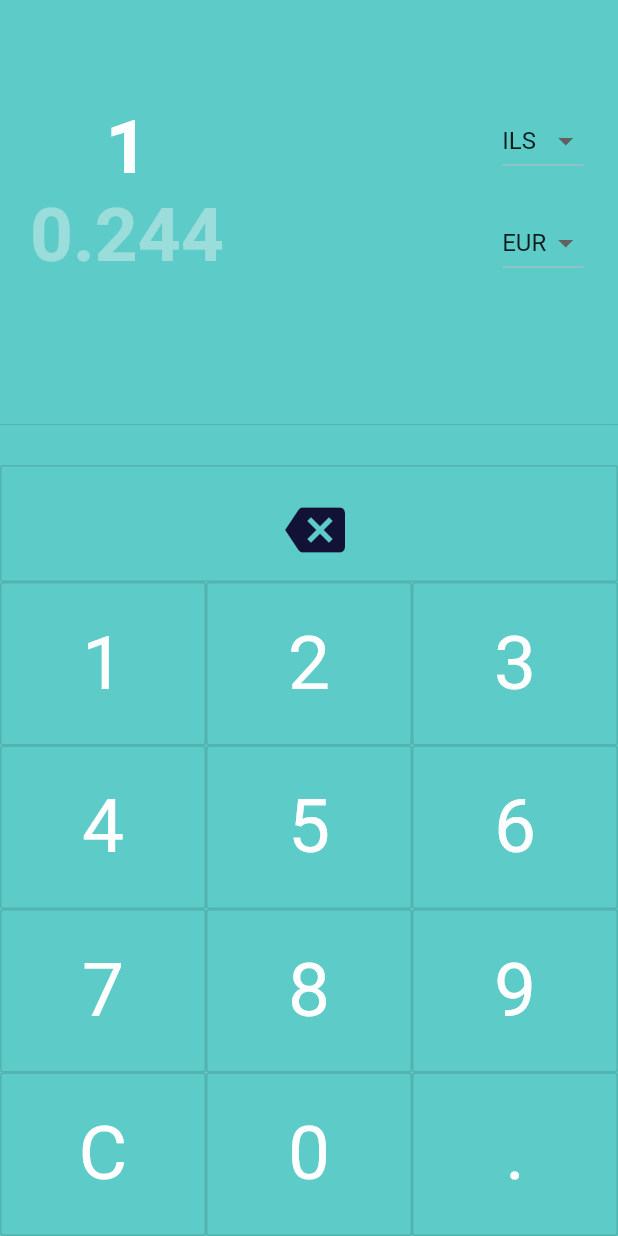
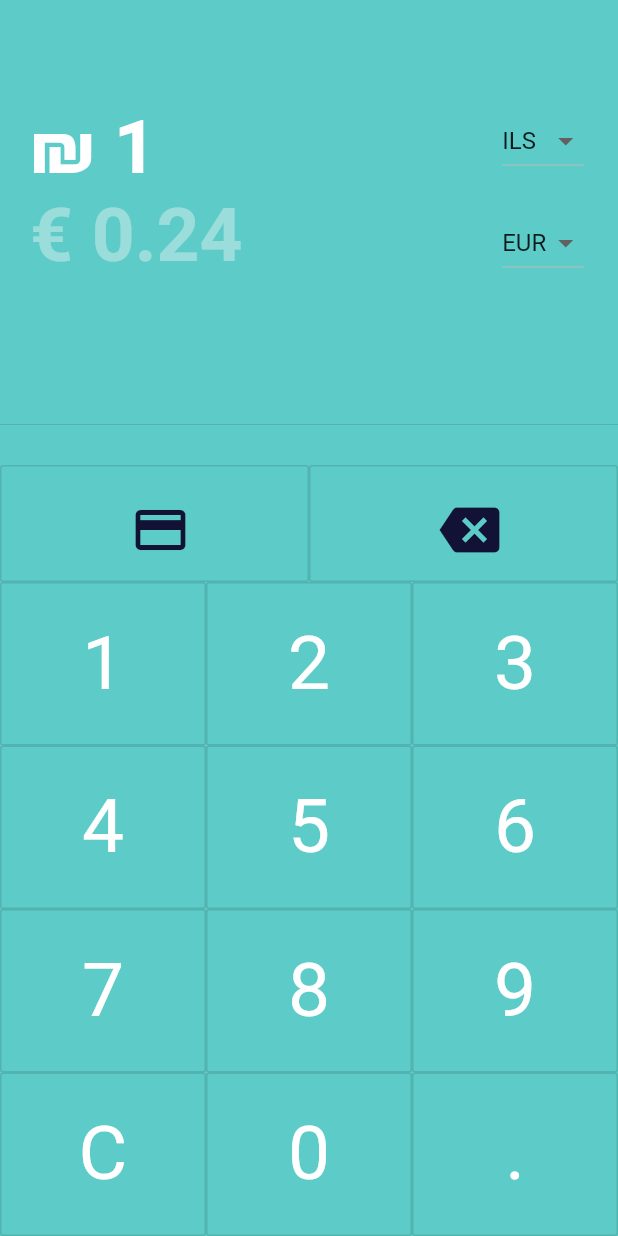
Before and after one commit to agnoam/finance_manager_max, a Flutter app: the Calc screen opened directly, after a tap on an icon or button, on a phone screen of 412 x 824 dp. Run offline on Flutter 3.47's test engine with Material 2 defaults, Android fonts, the phone set to English and light mode, and no system bars; our stand-ins replace email_validator, flutter_credit_card, font_awesome_flutter, shared_preferences; missing offline and left inert: dart:ffi, progress_hud; accounts and stored records are empty.

Commit message:
calc working, cards page colorful now, card info page has more optionality with added buttons, send money page almost done

```diff
--- a/lib/pages/calc.page.dart
+++ b/lib/pages/calc.page.dart
@@ -1,5 +1,7 @@
 import 'package:finance_manager/utils/flutter_ui_utils.dart';
 import 'package:flutter/material.dart';
+
+import 'cards.page.dart';
 
 class Calc extends StatefulWidget {
   @override
@@ -26,7 +28,8 @@ class _CalcState extends State<Calc> {
   String _output = "0";
   double num1 = 0.0;
   double num2 = 0.0;
-  String operand = "";
+  String operandFrom = "";
+  String operandTo = "";
 
   List<Currencies> _currencies = Currencies.getCurrencies();
   List<DropdownMenuItem<Currencies>> _dropItems;
@@ -59,16 +62,37 @@ class _CalcState extends State<Calc> {
 
   valueChange() {
     if(_output.length > 0 && double.parse(_output) > 0){
+      if(_selectCurrency.name == "ILS"){
+        _exchangeVal =  (double.parse(_output) * _toCurrency.exch).toStringAsFixed(2);
+      }else if(_toCurrency.name == "ILS") {
+        _exchangeVal =  (double.parse(_output) / _selectCurrency.exch).toStringAsFixed(2);
+      }else {
+        _exchangeVal =  (double.parse(_output) * _toCurrency.exch / _selectCurrency.exch).toStringAsFixed(2);
+      }
+    }
 
-      if(_selectCurrency.name == "ILS"){
-        _exchangeVal =  (double.parse(_output) * _toCurrency.exch).toStringAsFixed(3);
-      }else if(_toCurrency.name == "ILS") {
-        _exchangeVal =  (double.parse(_output) / _selectCurrency.exch).toStringAsFixed(3);
-      }else {
-        _exchangeVal =  (double.parse(_output) * _toCurrency.exch / _selectCurrency.exch).toStringAsFixed(3);
-      }
+    switch(_selectCurrency.name) {
+      case "ILS":
+        operandFrom = "₪";
+      break;
+      case "EUR":
+        operandFrom = "€";
+      break;
+      case "USD":
+        operandFrom = "\u0024";
+      break;
+    }
 
-      // _exchangeVal = ( double.parse(_output) / _selectCurrency.exch * _toCurrency.exch).toString();
+    switch(_toCurrency.name) {
+      case "ILS":
+        operandTo = "₪";
+      break;
+      case "EUR":
+        operandTo = "€";
+      break;
+      case "USD":
+        operandTo = "\u0024";
+      break;
     }
   }
 
@@ -78,7 +102,6 @@ class _CalcState extends State<Calc> {
       _exchangeVal = "0";
       num1 = 0.0;
       num2 = 0.0;
-      operand = "";
 
       setState(() => _output = _output);
     } else if(double.parse(_output) < 1000000) {
@@ -98,9 +121,6 @@ class _CalcState extends State<Calc> {
 
     valueChange();
   }
-
-  // String _inputCurrncy = Currency.ILS;
-  // String _outputCurrncy = Currency.USD;
 
   Widget _buildButton(String buttonText) {
     return Expanded(
@@ -122,7 +142,7 @@ class _CalcState extends State<Calc> {
       _selectCurrency = selectCurrency;
     });
   }
-    onChangedDropdownItem2(Currencies toCurrency) {
+  onChangedDropdownItem2(Currencies toCurrency) {
     valueChange();
     setState(() {
       _toCurrency = toCurrency;
@@ -140,12 +160,12 @@ class _CalcState extends State<Calc> {
               mainAxisAlignment: MainAxisAlignment.spaceBetween,
               children: <Widget>[
                 Container(
-                  // alignment: Alignment.centerLeft,
                   padding: EdgeInsets.symmetric(vertical: 40.0, horizontal: 20.0),
                   child: Column(
+                    crossAxisAlignment: CrossAxisAlignment.start,
                     children: <Widget>[
                       Text(
-                        _output,
+                         '$operandFrom $_output',
                         style: TextStyle(
                           fontSize: 50.0,
                           color: Colors.white,
@@ -153,7 +173,7 @@ class _CalcState extends State<Calc> {
                         )
                       ),
                       Text(
-                        _exchangeVal,
+                        '$operandTo $_exchangeVal',
                         style: TextStyle(
                           fontSize: 50.0,
                           color: HexColor('#f7f7f7').withOpacity(0.4),
@@ -197,8 +217,36 @@ class _CalcState extends State<Calc> {
                         padding: EdgeInsets.symmetric(horizontal:5.0, vertical: 15.0),
                         child: IconButton(
                           onPressed: () {
+                            print('asfsa');
+                            Navigator.of(context).push(
+                              MaterialPageRoute(builder: (BuildContext context) => CardsPage())
+                            );
+                          },
+                          icon: Icon(
+                            Icons.credit_card,
+                            size: 40.0,
+                            ),
+                          ),
+                        color: HexColor('#ededed'),
+                        textColor: HexColor('#121237'),
+                        onPressed: () {
+                          print('asfsa');
+                          Navigator.of(context).push(
+                            MaterialPageRoute(builder: (BuildContext context) => CardsPage())
+                          );
+                        },
+                      )
+                    ),
+                    Expanded(
+                      child: OutlineButton(
+                        padding: EdgeInsets.symmetric(horizontal:5.0, vertical: 15.0),
+                        child: IconButton(
+                          onPressed: () {
                             int lengt = _output.length;
-                            _output = _output.substring(0, lengt - 1);
+                            setState(() {
+                              _output = lengt > 1? _output.substring(0, lengt - 1) : "0";
+                              _exchangeVal = _output == "0" ? "0": _exchangeVal;
+                            });
                           },
                           icon: Icon(
                             Icons.backspace,
@@ -207,9 +255,7 @@ class _CalcState extends State<Calc> {
                           ),
                         color: HexColor('#ededed'),
                         textColor: HexColor('#121237'),
-                        onPressed: () {
-                          // buttonPressed();
-                        }
+                        onPressed: () {}
                       )
                     )
                   ]
```
Also changed, not shown: lib/pages/cardinfo.page.dart (+119 -98 lines), lib/pages/cards.page.dart (+10 -12 lines), lib/pages/home.page.dart (+98 -52 lines), lib/pages/sendmoney.page.dart (+47 -51 lines), lib/widgets/creditcard.widgets.dart (+7 -3 lines).
